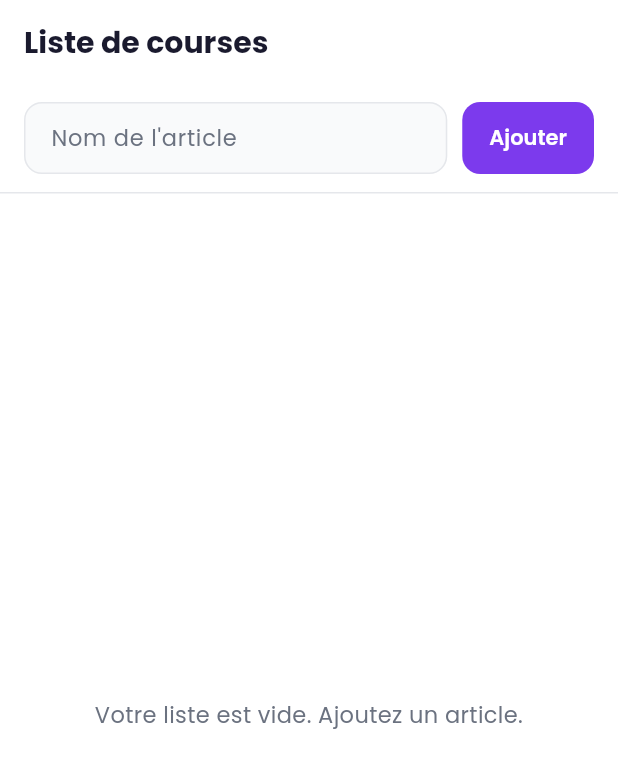
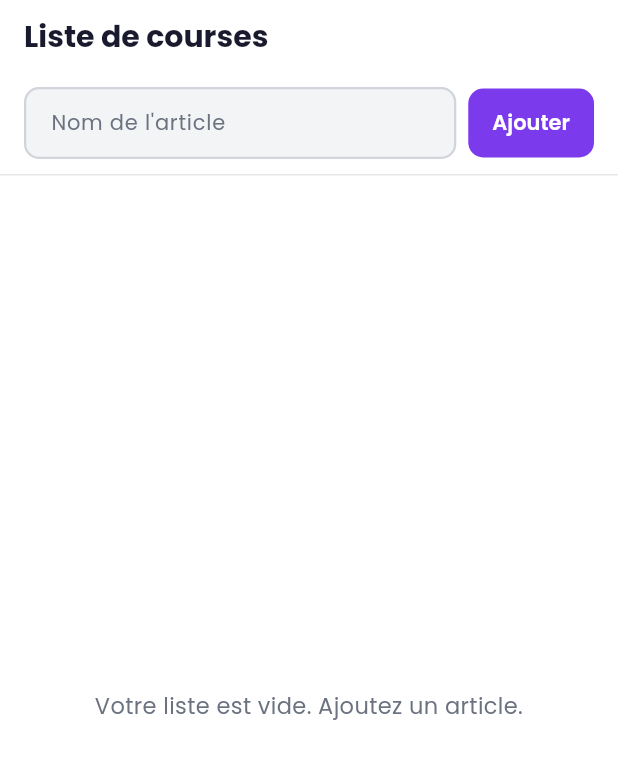
Before and after one commit to hamoudasamia1981-eng/wepact369, a Flutter app: the ShoppingListScreen screen opened directly, on a phone screen of 412 x 824 dp. Shown: the top 768 px of the screen. Run offline on Flutter 3.47's test engine with Material 3 defaults, Android fonts, the light colour scheme and no system bars; our stand-ins replace cloud_firestore, firebase_auth, firebase_core, google_fonts, google_sign_in, shared_preferences; accounts and stored records are empty.

Commit message:
shopping list feature completed and tested

```diff
--- a/lib/screens/shopping_list_screen.dart
+++ b/lib/screens/shopping_list_screen.dart
@@ -1,5 +1,6 @@
 import 'package:cloud_firestore/cloud_firestore.dart';
 import 'package:firebase_auth/firebase_auth.dart';
+import 'package:flutter/foundation.dart' show kIsWeb;
 import 'package:flutter/material.dart';
 import 'package:provider/provider.dart';
 import '../config/app_localizations.dart';
@@ -186,6 +187,7 @@ class _ShoppingListScreenState extends State<ShoppingListScreen> {
         automaticallyImplyLeading: false,
         backgroundColor: AppColors.white,
         elevation: 0,
+        toolbarHeight: 48,
         centerTitle: false,
         title: Text(
           l.shoppingListTitle,
@@ -211,8 +213,20 @@ class _ShoppingListScreenState extends State<ShoppingListScreen> {
   // ── Add bar ───────────────────────────────────────────────────
   Widget _buildAddBar(AppLocalizations l) {
     final canAdd = _coupleId != null && !_isSaving;
-    return Padding(
-      padding: const EdgeInsets.fromLTRB(16, 12, 16, 12),
+
+    // Desktop/web: stronger contrast so elements don't vanish on white page.
+    // Mobile: keep current values unchanged.
+    final containerBg =
+        kIsWeb ? const Color(0xFFF0F2F5) : AppColors.white;
+    final inputFill =
+        kIsWeb ? const Color(0xFFE8EAED) : const Color(0xFFF3F4F6);
+    final enabledBorderColor =
+        kIsWeb ? const Color(0xFF9CA3AF) : const Color(0xFFD1D5DB);
+    final buttonElevation = kIsWeb ? 1.0 : 0.0;
+
+    return Container(
+      color: containerBg,
+      padding: const EdgeInsets.fromLTRB(16, 10, 16, 10),
       child: Row(
         children: [
           Expanded(
@@ -220,41 +234,42 @@ class _ShoppingListScreenState extends State<ShoppingListScreen> {
               controller: _itemController,
               focusNode: _focusNode,
               enabled: _coupleId != null,
-              style:
-                  const TextStyle(color: AppColors.textDark, fontSize: 15),
+              style: const TextStyle(
+                  color: AppColors.textDark, fontSize: 15),
               decoration: InputDecoration(
                 hintText: l.shoppingItemHint,
                 hintStyle: const TextStyle(
-                    color: AppColors.textGrey, fontSize: 15),
+                    color: AppColors.textGrey, fontSize: 14),
                 filled: true,
-                fillColor: const Color(0xFFF9FAFB),
+                fillColor: inputFill,
                 contentPadding: const EdgeInsets.symmetric(
-                    horizontal: 14, vertical: 12),
+                    horizontal: 14, vertical: 10),
                 border: OutlineInputBorder(
-                  borderRadius: BorderRadius.circular(12),
-                  borderSide: BorderSide.none,
+                  borderRadius: BorderRadius.circular(10),
+                  borderSide: BorderSide(
+                      color: enabledBorderColor, width: 1.5),
                 ),
                 enabledBorder: OutlineInputBorder(
-                  borderRadius: BorderRadius.circular(12),
-                  borderSide:
-                      const BorderSide(color: Color(0xFFE5E7EB), width: 1),
+                  borderRadius: BorderRadius.circular(10),
+                  borderSide: BorderSide(
+                      color: enabledBorderColor, width: 1.5),
                 ),
                 focusedBorder: OutlineInputBorder(
-                  borderRadius: BorderRadius.circular(12),
+                  borderRadius: BorderRadius.circular(10),
                   borderSide: const BorderSide(
-                      color: AppColors.primary, width: 1.5),
+                      color: AppColors.primary, width: 2),
                 ),
                 disabledBorder: OutlineInputBorder(
-                  borderRadius: BorderRadius.circular(12),
-                  borderSide:
-                      const BorderSide(color: Color(0xFFE5E7EB), width: 1),
+                  borderRadius: BorderRadius.circular(10),
+                  borderSide: const BorderSide(
+                      color: Color(0xFFE5E7EB), width: 1),
                 ),
               ),
               textInputAction: TextInputAction.done,
               onSubmitted: (_) => _addItem(),
             ),
           ),
-          const SizedBox(width: 10),
+          const SizedBox(width: 8),
           ElevatedButton(
             onPressed: canAdd ? _addItem : null,
             style: ElevatedButton.styleFrom(
@@ -263,11 +278,11 @@ class _ShoppingListScreenState extends State<ShoppingListScreen> {
                   AppColors.primary.withAlpha(100),
               foregroundColor: Colors.white,
               shape: RoundedRectangleBorder(
-                  borderRadius: BorderRadius.circular(12)),
-              padding: const EdgeInsets.symmetric(horizontal: 18),
-              minimumSize: const Size(0, 48),
+                  borderRadius: BorderRadius.circular(10)),
+              padding: const EdgeInsets.symmetric(horizontal: 16),
+              minimumSize: const Size(76, 46),
               tapTargetSize: MaterialTapTargetSize.shrinkWrap,
-              elevation: 0,
+              elevation: buttonElevation,
             ),
             child: _isSaving
                 ? const SizedBox(
```
